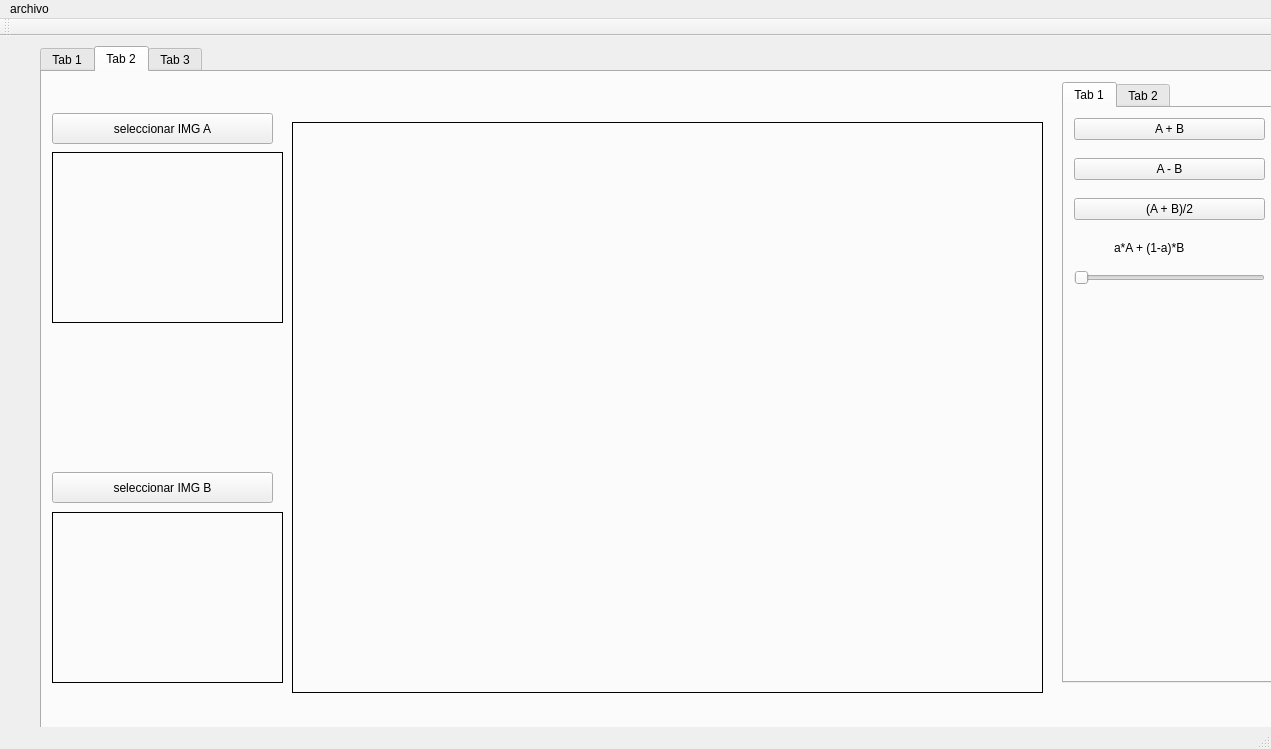
Qt form postpro/project/mainwindow.ui (yonelyvan/top-grafica) before a commit.
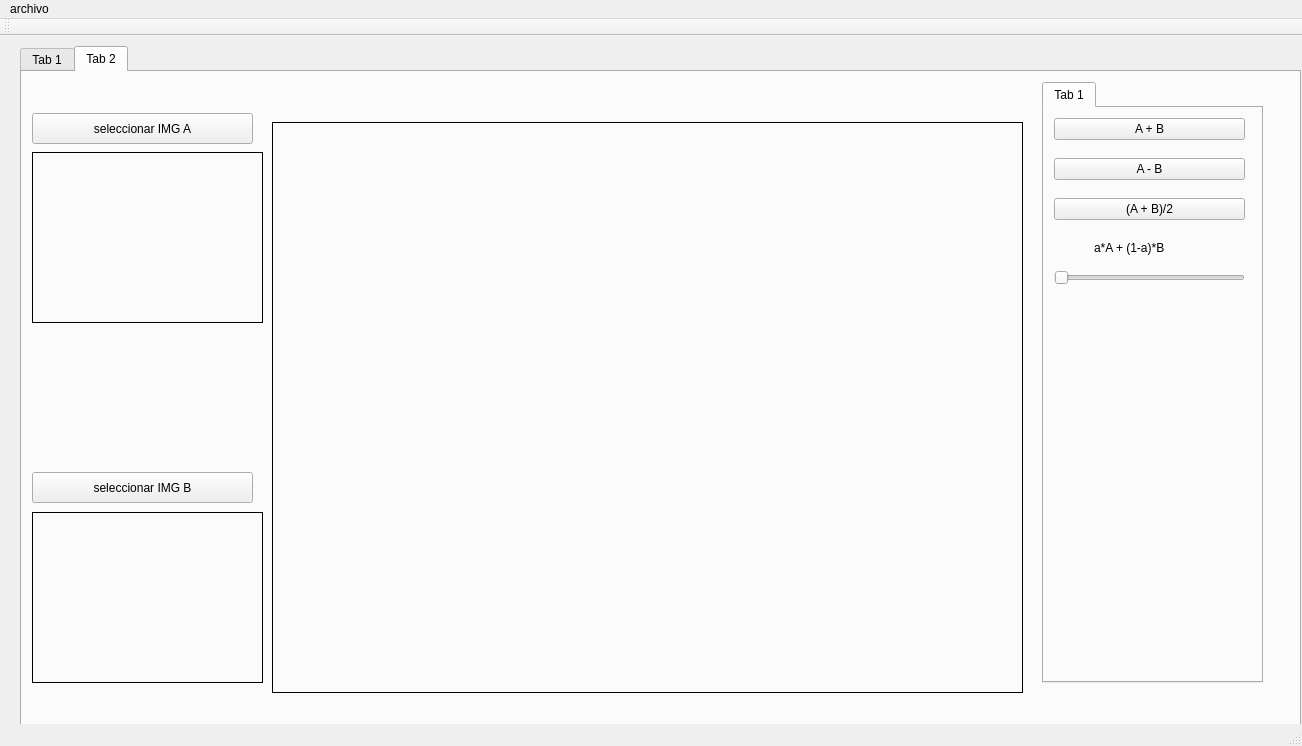
The same form after that commit. The open tabs and pages were chosen to show the change.

```diff
--- a/postpro/project/mainwindow.ui
+++ b/postpro/project/mainwindow.ui
@@ -6,8 +6,8 @@
    <rect>
     <x>0</x>
     <y>0</y>
-    <width>1271</width>
-    <height>749</height>
+    <width>1302</width>
+    <height>746</height>
    </rect>
   </property>
   <property name="windowTitle">
@@ -30,9 +30,9 @@
    <widget class="QTabWidget" name="tabWidget_2">
     <property name="geometry">
      <rect>
-      <x>40</x>
+      <x>20</x>
       <y>10</y>
-      <width>1261</width>
+      <width>1281</width>
       <height>691</height>
      </rect>
     </property>
@@ -657,11 +657,6 @@
         </property>
        </widget>
       </widget>
-      <widget class="QWidget" name="tab_6">
-       <attribute name="title">
-        <string>Tab 2</string>
-       </attribute>
-      </widget>
      </widget>
      <widget class="QPushButton" name="pushButton_4">
       <property name="geometry">
@@ -690,11 +685,6 @@
       </property>
      </widget>
     </widget>
-    <widget class="QWidget" name="tab_7">
-     <attribute name="title">
-      <string>Tab 3</string>
-     </attribute>
-    </widget>
    </widget>
   </widget>
   <widget class="QMenuBar" name="menuBar">
@@ -702,7 +692,7 @@
     <rect>
      <x>0</x>
      <y>0</y>
-     <width>1271</width>
+     <width>1302</width>
      <height>19</height>
     </rect>
    </property>
```
Left out of the diff: 2 changed lines with no effect on the pictures.
